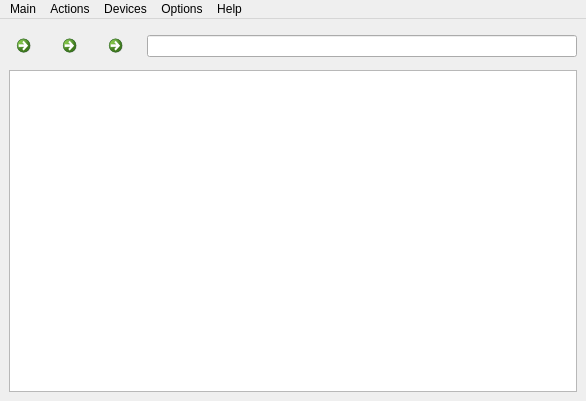
Qt form src/qfile/qfile.ui (fluxer/bfp) before a commit.
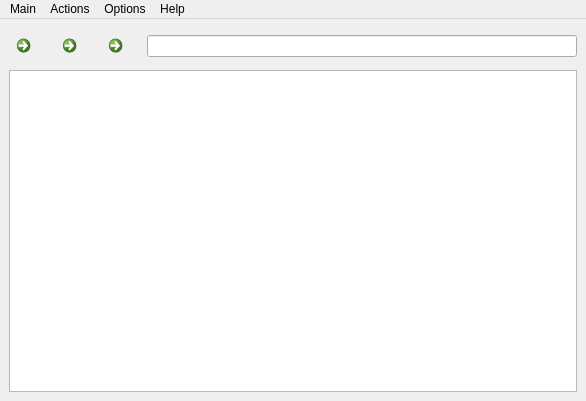
The same form after that commit. Icons and pictures are not drawn.

Patch:
```diff
--- a/src/qfile/qfile.ui
+++ b/src/qfile/qfile.ui
@@ -156,7 +156,7 @@
      <x>0</x>
      <y>0</y>
      <width>586</width>
-     <height>20</height>
+     <height>22</height>
     </rect>
    </property>
    <widget class="QMenu" name="menuMain">
@@ -230,14 +230,8 @@
     <addaction name="menuView"/>
     <addaction name="actionViewHidden"/>
    </widget>
-   <widget class="QMenu" name="menuDevices">
-    <property name="title">
-     <string>Devices</string>
-    </property>
-   </widget>
    <addaction name="menuMain"/>
    <addaction name="menuActions"/>
-   <addaction name="menuDevices"/>
    <addaction name="menuOptions"/>
    <addaction name="menuHelp"/>
   </widget>
```
